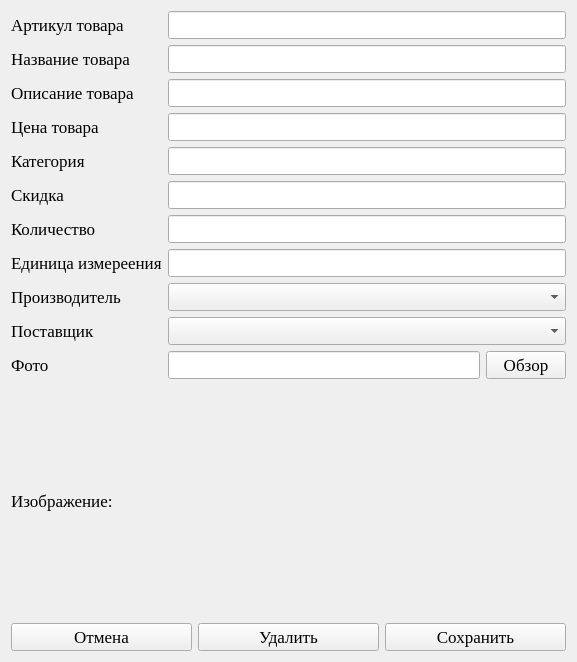
Before: the Qt Designer form ui/add_item.ui in lirthu/demo, drawn with Qt 5.
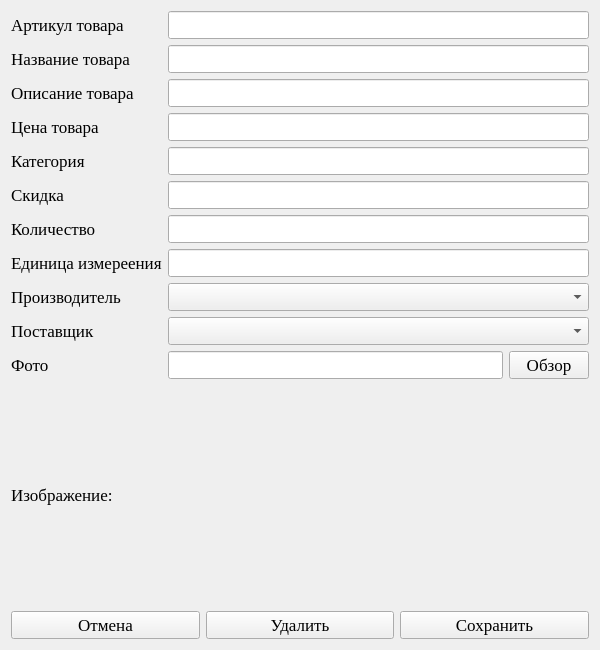
After: the same form once the commit is applied.

What changed in the file:
```diff
--- a/ui/add_item.ui
+++ b/ui/add_item.ui
@@ -6,8 +6,8 @@
    <rect>
     <x>0</x>
     <y>0</y>
-    <width>577</width>
-    <height>662</height>
+    <width>600</width>
+    <height>650</height>
    </rect>
   </property>
   <property name="font">
```
